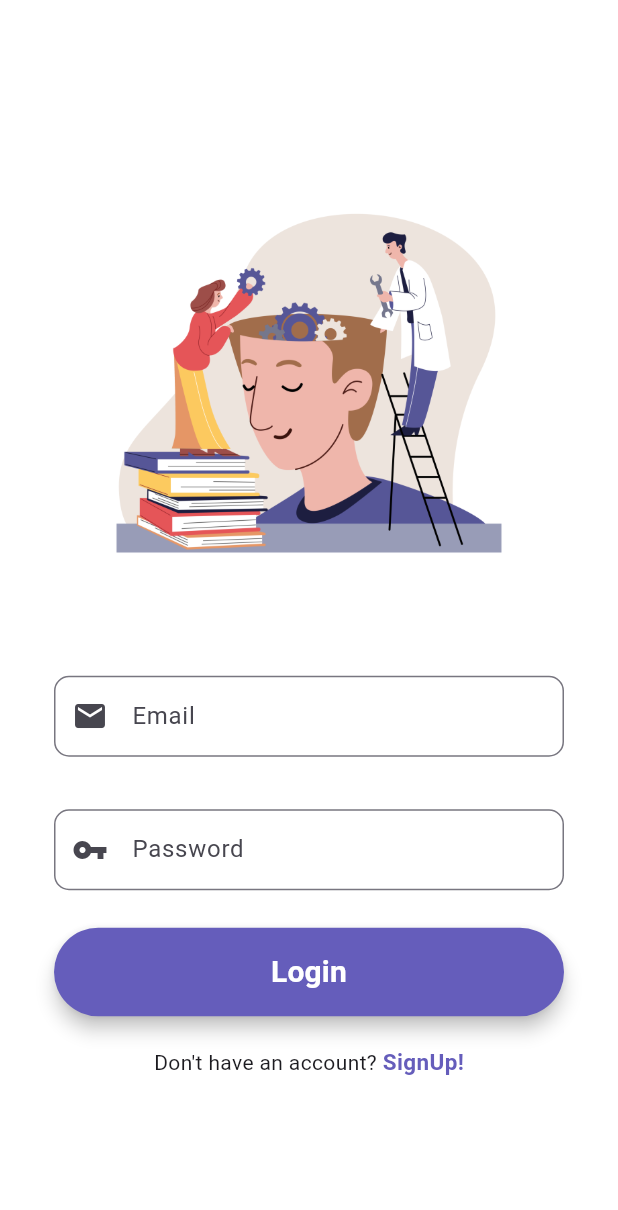
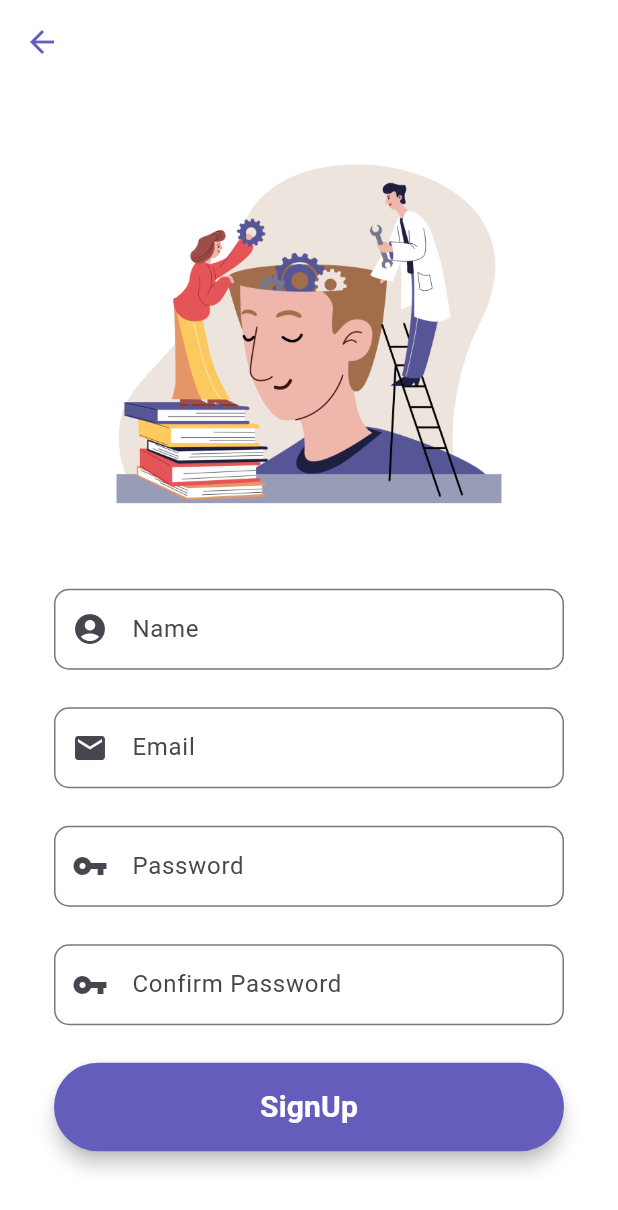
Before and after one commit to khushisinha20/serenity, a Flutter app: the screen it shows after launch, after a tap on "SignUp!", on a phone screen of 412 x 824 dp. Shown: the top 1210 px of the screen. Run offline on Flutter 3.47's test engine with Material 2 defaults, Android fonts, the phone set to English and light mode, and no system bars.

Commit message:
Added the Registration Screen UI

```diff
--- a/lib/screens/login_screen.dart
+++ b/lib/screens/login_screen.dart
@@ -1,4 +1,5 @@
 import 'package:flutter/material.dart';
+import 'package:serenity/screens/registration_screen.dart';
 
 class LoginScreen extends StatefulWidget {
   const LoginScreen({super.key});
@@ -118,7 +119,14 @@ class _LoginScreenState extends State<LoginScreen> {
                           children: <Widget>[
                             Text("Don't have an account? "),
                             GestureDetector(
-                              onTap: () {},
+                              onTap: () {
+                                Navigator.push(
+                                    context,
+                                    MaterialPageRoute(
+                                      builder: (context) =>
+                                          RegistrationScreen(),
+                                    ));
+                              },
                               child: Text(
                                 "SignUp!",
                                 style: TextStyle(
--- a/lib/screens/registration_screen.dart
+++ b/lib/screens/registration_screen.dart
@@ -0,0 +1,183 @@
+import 'package:flutter/material.dart';
+
+class RegistrationScreen extends StatefulWidget {
+  const RegistrationScreen({super.key});
+
+  @override
+  State<RegistrationScreen> createState() => _RegistrationScreenState();
+}
+
+class _RegistrationScreenState extends State<RegistrationScreen> {
+  //form key
+  final _formKey = GlobalKey<FormState>();
+
+  //editing controllers
+  final nameEditingController = new TextEditingController();
+  final emailEditingController = new TextEditingController();
+  final passwordEditingController = new TextEditingController();
+  final confirmPasswordEditingController = new TextEditingController();
+
+  @override
+  Widget build(BuildContext context) {
+    final nameField = TextFormField(
+      autofocus: false,
+      controller: nameEditingController,
+      keyboardType: TextInputType.name,
+      //validator: () {},
+      onSaved: (value) {
+        nameEditingController.text = value!;
+      },
+      textInputAction: TextInputAction.next,
+      decoration: InputDecoration(
+        prefixIcon: Icon(Icons.account_circle),
+        contentPadding: EdgeInsets.fromLTRB(20, 15, 20, 15),
+        hintText: "Name",
+        border: OutlineInputBorder(
+          borderRadius: BorderRadius.circular(10),
+        ),
+      ),
+    );
+
+    final emailField = TextFormField(
+      autofocus: false,
+      controller: emailEditingController,
+      keyboardType: TextInputType.emailAddress,
+      //validator: () {},
+      onSaved: (value) {
+        emailEditingController.text = value!;
+      },
+      textInputAction: TextInputAction.next,
+      decoration: InputDecoration(
+        prefixIcon: Icon(Icons.mail),
+        contentPadding: EdgeInsets.fromLTRB(20, 15, 20, 15),
+        hintText: "Email",
+        border: OutlineInputBorder(
+          borderRadius: BorderRadius.circular(10),
+        ),
+      ),
+    );
+
+    final passwordField = TextFormField(
+      autofocus: false,
+      controller: passwordEditingController,
+      obscureText: true,
+      //validator: () {},
+      onSaved: (value) {
+        passwordEditingController.text = value!;
+      },
+      textInputAction: TextInputAction.next,
+      decoration: InputDecoration(
+        prefixIcon: Icon(Icons.vpn_key),
+        contentPadding: EdgeInsets.fromLTRB(20, 15, 20, 15),
+        hintText: "Password",
+        border: OutlineInputBorder(
+          borderRadius: BorderRadius.circular(10),
+        ),
+      ),
+    );
+
+    final confirmPasswordField = TextFormField(
+      autofocus: false,
+      controller: confirmPasswordEditingController,
+      obscureText: true,
+      //validator: () {},
+      onSaved: (value) {
+        confirmPasswordEditingController.text = value!;
+      },
+      textInputAction: TextInputAction.done,
+      decoration: InputDecoration(
+        prefixIcon: Icon(Icons.vpn_key),
+        contentPadding: EdgeInsets.fromLTRB(20, 15, 20, 15),
+        hintText: "Confirm Password",
+        border: OutlineInputBorder(
+          borderRadius: BorderRadius.circular(10),
+        ),
+      ),
+    );
+
+    //sign up button
+    final signUpButton = Material(
+      elevation: 5,
+      borderRadius: BorderRadius.circular(30),
+      //color: Color.fromRGBO(86, 86, 151, 255),
+      color: Color.fromRGBO(101, 93, 187, 1),
+      child: MaterialButton(
+        onPressed: () {},
+        child: Text(
+          'SignUp',
+          textAlign: TextAlign.center,
+          style: TextStyle(
+            fontSize: 20,
+            color: Colors.white,
+            fontWeight: FontWeight.bold,
+          ),
+        ),
+        padding: EdgeInsets.fromLTRB(20, 15, 20, 15),
+        minWidth: MediaQuery.of(context).size.width,
+      ),
+    );
+
+    return Scaffold(
+      appBar: AppBar(
+        backgroundColor: Colors.transparent,
+        elevation: 0,
+        leading: IconButton(
+            onPressed: () {
+              Navigator.of(context).pop();
+            },
+            icon: Icon(
+              Icons.arrow_back,
+              color: Color.fromRGBO(101, 93, 187, 1),
+            )),
+      ),
+      backgroundColor: Colors.white,
+      body: Center(
+        child: SingleChildScrollView(
+          child: Container(
+              color: Colors.white,
+              child: Padding(
+                padding: const EdgeInsets.all(36.0),
+                child: Form(
+                    key: _formKey,
+                    child: Column(
+                      mainAxisAlignment: MainAxisAlignment.center,
+                      crossAxisAlignment: CrossAxisAlignment.center,
+                      children: <Widget>[
+                        SizedBox(
+                          height: 250,
+                          child: Image.asset(
+                            "assets/login_page_image.png",
+                            fit: BoxFit.contain,
+                          ),
+                        ),
+                        SizedBox(
+                          height: 45,
+                        ),
+                        nameField,
+                        SizedBox(
+                          height: 25,
+                        ),
+                        emailField,
+                        SizedBox(
+                          height: 25,
+                        ),
+                        passwordField,
+                        SizedBox(
+                          height: 25,
+                        ),
+                        confirmPasswordField,
+                        SizedBox(
+                          height: 25,
+                        ),
+                        signUpButton,
+                        SizedBox(
+                          height: 15,
+                        ),
+                      ],
+                    )),
+              )),
+        ),
+      ),
+    );
+  }
+}
```
